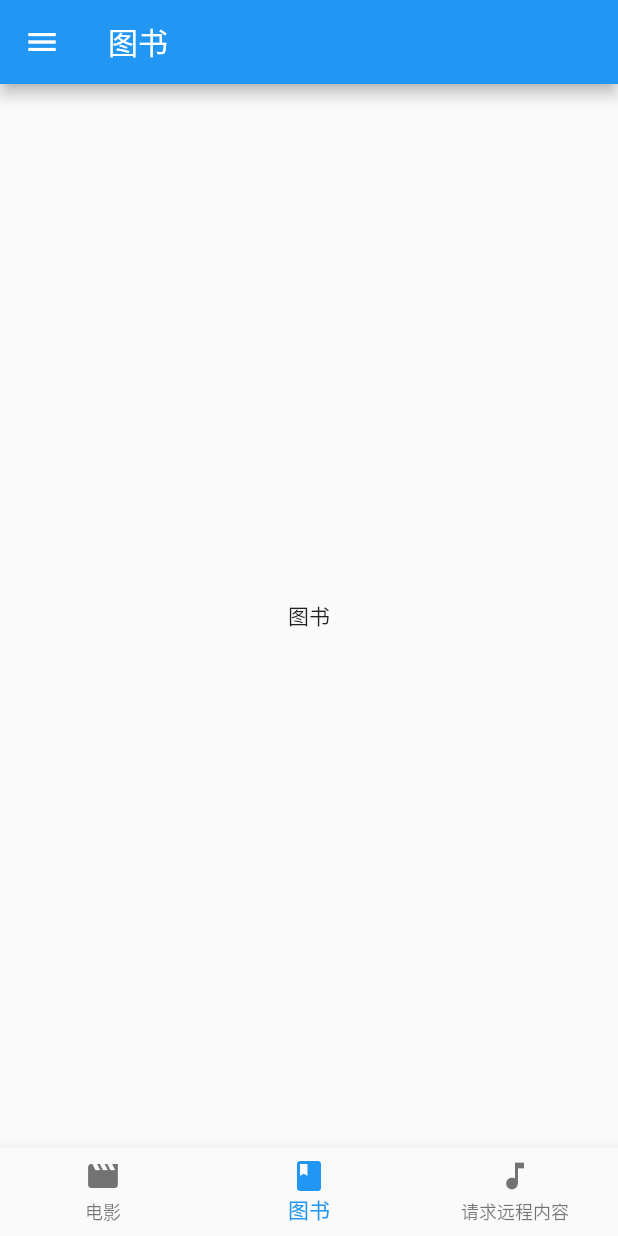
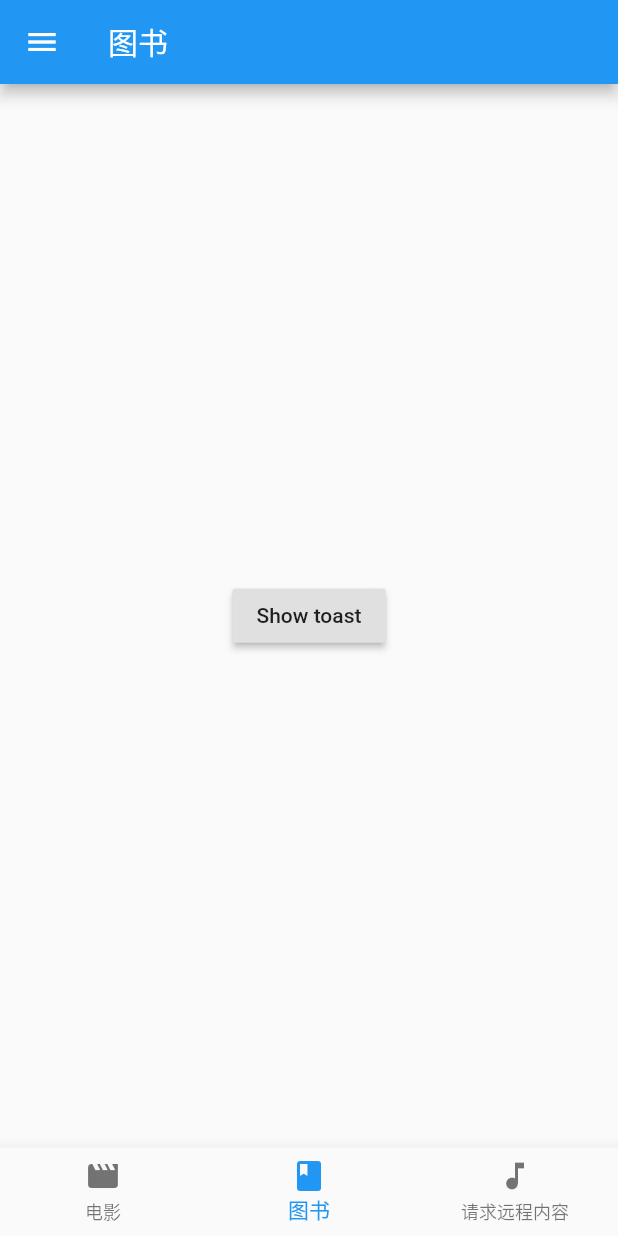
Before and after one commit to renky1025/flutter_starter, a Flutter app: the screen it shows after launch, item 2 of the bottom bar chosen, on a phone screen of 412 x 824 dp. Run offline on Flutter 3.47's test engine with Material 2 defaults, Android fonts, the phone set to English and light mode, and no system bars; our stand-ins replace fluttertoast.

Commit message:
support toast

```diff
--- a/lib/main.dart
+++ b/lib/main.dart
@@ -4,6 +4,7 @@ import 'dart:convert';
 import 'banner.dart';
 import 'package:flutter/material.dart';
 import 'package:http/http.dart' as http;
+import 'package:fluttertoast/fluttertoast.dart';
 
 
 Future<Post> fetchPost() async {
@@ -115,9 +116,23 @@ class _HomePageState extends State<HomePage> {
         }
         return homePage;
       case 1:
-        if (bookPage == null) {
-          bookPage = new Center(child: new Text("图书"));
-        }
+//        if (bookPage == null) {
+//          bookPage = new Center(child: new Text("图书"));
+//        }
+        bookPage = new Center(
+            child: RaisedButton(
+              child: const Text('Show toast'),
+              onPressed: () => Fluttertoast.showToast(
+                  msg: "This is Center Short Toast",
+                  toastLength: Toast.LENGTH_SHORT,
+                  gravity: ToastGravity.BOTTOM,
+                  timeInSecForIos: 1,
+                  backgroundColor: Colors.grey,
+                  textColor: Colors.red
+              ),
+            ),
+          )
+        ;
         return bookPage;
       case 2:
 //        musicPage = new Center(
--- a/pubspec.yaml
+++ b/pubspec.yaml
@@ -21,6 +21,7 @@ dependencies:
   cupertino_icons: ^0.1.2
   english_words: ^3.1.0
   http: ^0.12.0
+  fluttertoast: ^2.1.5
 
 
 dev_dependencies:
```
